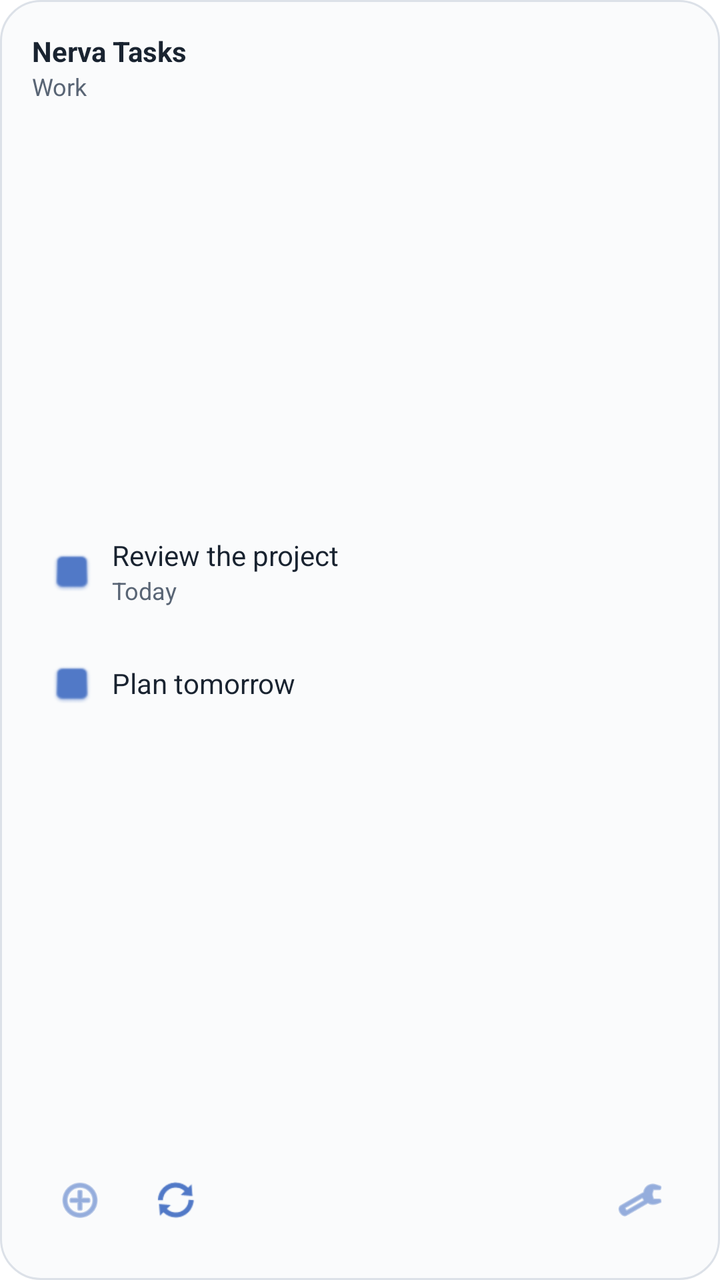
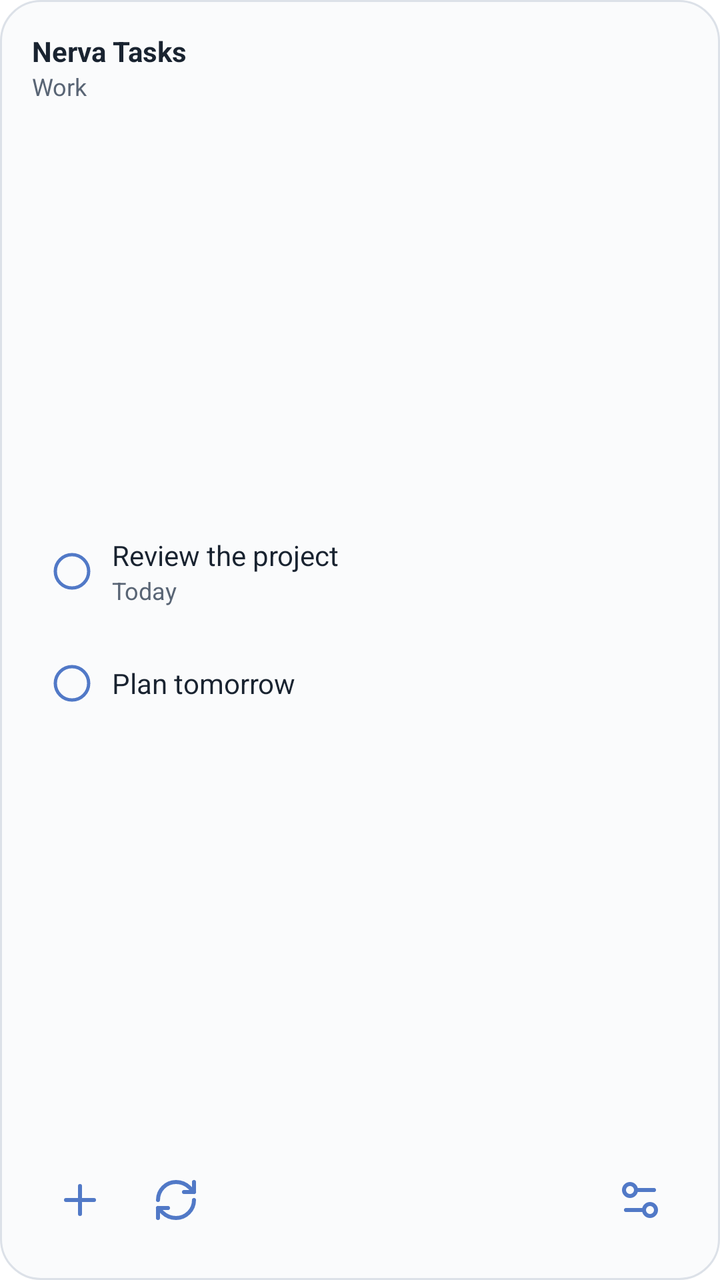

Before-and-after screenshots of an Android layout around one commit, followed by the original layout XML and the change that was made.
<!-- AndroidManifest.xml: application theme Theme.nerva -->
<!-- res/layout/widget_preview_tasks.xml -->
<LinearLayout xmlns:android="http://schemas.android.com/apk/res/android"
    android:layout_width="match_parent" android:layout_height="match_parent" android:orientation="vertical"
    android:padding="16dp" android:background="@drawable/widget_surface_light">
    <TextView android:layout_width="match_parent" android:layout_height="wrap_content" android:text="Nerva Tasks" android:textSize="14sp" android:textStyle="bold" android:textColor="#192330" />
    <TextView android:layout_width="match_parent" android:layout_height="wrap_content" android:text="Work" android:textSize="12sp" android:textColor="#596575" />
    <LinearLayout android:layout_width="match_parent" android:layout_height="0dp" android:layout_weight="1" android:orientation="vertical" android:gravity="center_vertical">
        <LinearLayout android:layout_width="match_parent" android:layout_height="56dp" android:gravity="center_vertical">
            <ImageView android:layout_width="40dp" android:layout_height="40dp" android:padding="10dp" android:src="@android:drawable/checkbox_off_background" android:tint="#5179C7" android:contentDescription="Complete task" />
            <LinearLayout android:layout_width="0dp" android:layout_weight="1" android:layout_height="wrap_content" android:orientation="vertical">
                <TextView android:layout_width="match_parent" android:layout_height="wrap_content" android:text="Review the project" android:textColor="#192330" android:textSize="14sp" />
                <TextView android:layout_width="match_parent" android:layout_height="wrap_content" android:text="Today" android:textColor="#596575" android:textSize="12sp" />
            </LinearLayout>
        </LinearLayout>
        <LinearLayout android:layout_width="match_parent" android:layout_height="56dp" android:gravity="center_vertical">
            <ImageView android:layout_width="40dp" android:layout_height="40dp" android:padding="10dp" android:src="@android:drawable/checkbox_off_background" android:tint="#5179C7" android:contentDescription="Complete task" />
            <TextView android:layout_width="0dp" android:layout_weight="1" android:layout_height="wrap_content" android:text="Plan tomorrow" android:textColor="#192330" android:textSize="14sp" />
        </LinearLayout>
    </LinearLayout>
    <LinearLayout android:layout_width="match_parent" android:layout_height="48dp" android:gravity="center_vertical">
        <ImageView android:layout_width="48dp" android:layout_height="48dp" android:padding="12dp" android:src="@android:drawable/ic_menu_add" android:tint="#5179C7" android:contentDescription="Add task" />
        <ImageView android:layout_width="48dp" android:layout_height="48dp" android:padding="12dp" android:src="@android:drawable/ic_popup_sync" android:tint="#5179C7" android:contentDescription="Refresh widget" />
        <TextView android:layout_width="0dp" android:layout_height="1dp" android:layout_weight="1" />
        <ImageView android:layout_width="48dp" android:layout_height="48dp" android:padding="12dp" android:src="@android:drawable/ic_menu_preferences" android:tint="#5179C7" android:contentDescription="Configure widget" />
    </LinearLayout>
</LinearLayout>
<!-- resources referenced by this layout -->
<resources>
  <!-- drawable widget_surface_light (drawable) -->
  <shape xmlns:android="http://schemas.android.com/apk/res/android">
      <solid android:color="#FAFBFC" />
      <stroke android:width="1dp" android:color="#DCE1E8" />
      <corners android:radius="20dp" />
  </shape>
  <style name="Theme.nerva" parent="Theme.MaterialComponents.DayNight.NoActionBar">
          
      </style>
</resources>

<!-- the commit's change to res/layout/widget_preview_tasks.xml (unified diff, before → after) -->
@@ -5,21 +5,21 @@
     <TextView android:layout_width="match_parent" android:layout_height="wrap_content" android:text="Work" android:textSize="12sp" android:textColor="#596575" />
     <LinearLayout android:layout_width="match_parent" android:layout_height="0dp" android:layout_weight="1" android:orientation="vertical" android:gravity="center_vertical">
         <LinearLayout android:layout_width="match_parent" android:layout_height="56dp" android:gravity="center_vertical">
-            <ImageView android:layout_width="40dp" android:layout_height="40dp" android:padding="10dp" android:src="@android:drawable/checkbox_off_background" android:tint="#5179C7" android:contentDescription="Complete task" />
+            <ImageView android:layout_width="40dp" android:layout_height="40dp" android:padding="10dp" android:src="@drawable/widget_ic_unchecked" android:tint="#5179C7" android:contentDescription="Complete task" />
             <LinearLayout android:layout_width="0dp" android:layout_weight="1" android:layout_height="wrap_content" android:orientation="vertical">
                 <TextView android:layout_width="match_parent" android:layout_height="wrap_content" android:text="Review the project" android:textColor="#192330" android:textSize="14sp" />
                 <TextView android:layout_width="match_parent" android:layout_height="wrap_content" android:text="Today" android:textColor="#596575" android:textSize="12sp" />
             </LinearLayout>
         </LinearLayout>
         <LinearLayout android:layout_width="match_parent" android:layout_height="56dp" android:gravity="center_vertical">
-            <ImageView android:layout_width="40dp" android:layout_height="40dp" android:padding="10dp" android:src="@android:drawable/checkbox_off_background" android:tint="#5179C7" android:contentDescription="Complete task" />
+            <ImageView android:layout_width="40dp" android:layout_height="40dp" android:padding="10dp" android:src="@drawable/widget_ic_unchecked" android:tint="#5179C7" android:contentDescription="Complete task" />
             <TextView android:layout_width="0dp" android:layout_weight="1" android:layout_height="wrap_content" android:text="Plan tomorrow" android:textColor="#192330" android:textSize="14sp" />
         </LinearLayout>
     </LinearLayout>
     <LinearLayout android:layout_width="match_parent" android:layout_height="48dp" android:gravity="center_vertical">
-        <ImageView android:layout_width="48dp" android:layout_height="48dp" android:padding="12dp" android:src="@android:drawable/ic_menu_add" android:tint="#5179C7" android:contentDescription="Add task" />
-        <ImageView android:layout_width="48dp" android:layout_height="48dp" android:padding="12dp" android:src="@android:drawable/ic_popup_sync" android:tint="#5179C7" android:contentDescription="Refresh widget" />
+        <ImageView android:layout_width="48dp" android:layout_height="48dp" android:padding="12dp" android:src="@drawable/widget_ic_add" android:tint="#5179C7" android:contentDescription="Add task" />
+        <ImageView android:layout_width="48dp" android:layout_height="48dp" android:padding="12dp" android:src="@drawable/widget_ic_refresh" android:tint="#5179C7" android:contentDescription="Refresh widget" />
         <TextView android:layout_width="0dp" android:layout_height="1dp" android:layout_weight="1" />
-        <ImageView android:layout_width="48dp" android:layout_height="48dp" android:padding="12dp" android:src="@android:drawable/ic_menu_preferences" android:tint="#5179C7" android:contentDescription="Configure widget" />
+        <ImageView android:layout_width="48dp" android:layout_height="48dp" android:padding="12dp" android:src="@drawable/widget_ic_configure" android:tint="#5179C7" android:contentDescription="Configure widget" />
     </LinearLayout>
 </LinearLayout>
<!-- resource entries referenced after the edit -->
@@ -1,5 +1,28 @@
 <!-- resources referenced by this layout -->
 <resources>
+  <!-- drawable widget_ic_add (drawable) -->
+  <vector xmlns:android="http://schemas.android.com/apk/res/android" android:width="24dp" android:height="24dp" android:viewportWidth="24" android:viewportHeight="24">
+      <path android:pathData="M5 12h14" android:fillColor="@android:color/transparent" android:strokeColor="#5179C7" android:strokeWidth="2" android:strokeLineCap="round" android:strokeLineJoin="round" />
+      <path android:pathData="M12 5v14" android:fillColor="@android:color/transparent" android:strokeColor="#5179C7" android:strokeWidth="2" android:strokeLineCap="round" android:strokeLineJoin="round" />
+  </vector>
+  <!-- drawable widget_ic_configure (drawable) -->
+  <vector xmlns:android="http://schemas.android.com/apk/res/android" android:width="24dp" android:height="24dp" android:viewportWidth="24" android:viewportHeight="24">
+      <path android:pathData="M14 17H5" android:fillColor="@android:color/transparent" android:strokeColor="#5179C7" android:strokeWidth="2" android:strokeLineCap="round" android:strokeLineJoin="round" />
+      <path android:pathData="M19 7h-9" android:fillColor="@android:color/transparent" android:strokeColor="#5179C7" android:strokeWidth="2" android:strokeLineCap="round" android:strokeLineJoin="round" />
+      <path android:pathData="M14,17 a3,3 0 1,0 6,0 a3,3 0 1,0 -6,0" android:fillColor="@android:color/transparent" android:strokeColor="#5179C7" android:strokeWidth="2" android:strokeLineCap="round" android:strokeLineJoin="round" />
+      <path android:pathData="M4,7 a3,3 0 1,0 6,0 a3,3 0 1,0 -6,0" android:fillColor="@android:color/transparent" android:strokeColor="#5179C7" android:strokeWidth="2" android:strokeLineCap="round" android:strokeLineJoin="round" />
+  </vector>
+  <!-- drawable widget_ic_refresh (drawable) -->
+  <vector xmlns:android="http://schemas.android.com/apk/res/android" android:width="24dp" android:height="24dp" android:viewportWidth="24" android:viewportHeight="24">
+      <path android:pathData="M3 12a9 9 0 0 1 9-9 9.75 9.75 0 0 1 6.74 2.74L21 8" android:fillColor="@android:color/transparent" android:strokeColor="#5179C7" android:strokeWidth="2" android:strokeLineCap="round" android:strokeLineJoin="round" />
+      <path android:pathData="M21 3v5h-5" android:fillColor="@android:color/transparent" android:strokeColor="#5179C7" android:strokeWidth="2" android:strokeLineCap="round" android:strokeLineJoin="round" />
+      <path android:pathData="M21 12a9 9 0 0 1-9 9 9.75 9.75 0 0 1-6.74-2.74L3 16" android:fillColor="@android:color/transparent" android:strokeColor="#5179C7" android:strokeWidth="2" android:strokeLineCap="round" android:strokeLineJoin="round" />
+      <path android:pathData="M8 16H3v5" android:fillColor="@android:color/transparent" android:strokeColor="#5179C7" android:strokeWidth="2" android:strokeLineCap="round" android:strokeLineJoin="round" />
+  </vector>
+  <!-- drawable widget_ic_unchecked (drawable) -->
+  <vector xmlns:android="http://schemas.android.com/apk/res/android" android:width="24dp" android:height="24dp" android:viewportWidth="24" android:viewportHeight="24">
+      <path android:pathData="M2,12 a10,10 0 1,0 20,0 a10,10 0 1,0 -20,0" android:fillColor="@android:color/transparent" android:strokeColor="#5179C7" android:strokeWidth="2" android:strokeLineCap="round" android:strokeLineJoin="round" />
+  </vector>
   <!-- drawable widget_surface_light (drawable) -->
   <shape xmlns:android="http://schemas.android.com/apk/res/android">
       <solid android:color="#FAFBFC" />
